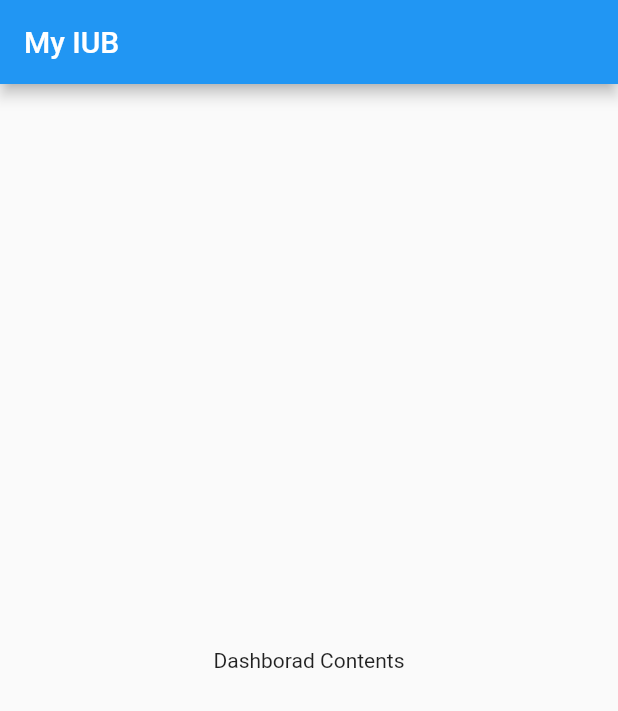
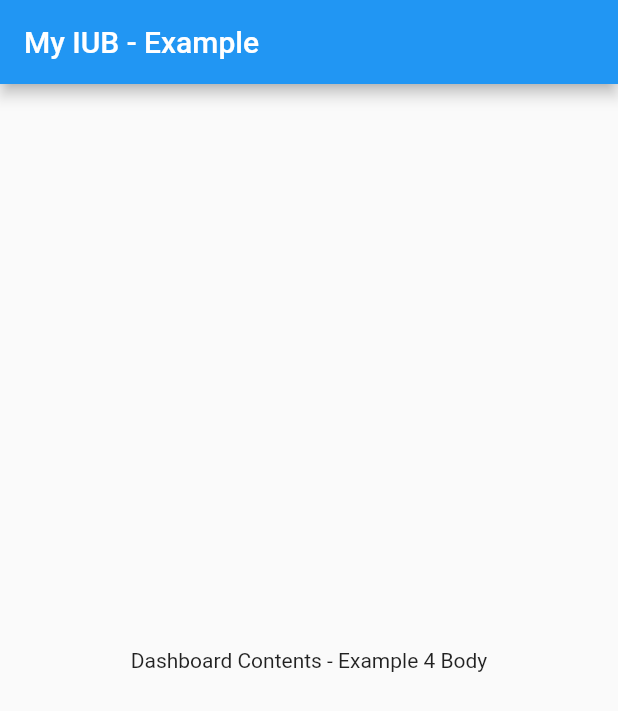
Before and after one commit to mhmmd-nauman/flutter-sheims, a Flutter app: the screen it shows after launch, on a phone screen of 412 x 824 dp. Shown: the top 711 px of the screen. Run offline on Flutter 3.47's test engine with Material 2 defaults, Android fonts, the phone set to English and light mode, and no system bars.

Commit message:
flutter examples

```diff
--- /dev/null
+++ b/flutter_application_1/lib/example3.dart
@@ -0,0 +1,24 @@
+import 'package:flutter/material.dart';
+
+class MyAppExp3 extends StatelessWidget {
+  const MyAppExp3({super.key});
+
+  // This widget is the root of your application.
+  @override
+  Widget build(BuildContext context) {
+    return MaterialApp(
+      title: 'IUB Portal',
+      home: Scaffold(
+        appBar: AppBar(title: const Text('My IUB - Example'), actions: []),
+        body: myDashBoard(),
+      ),
+    );
+  }
+
+  Widget myDashBoard() {
+    return const Center(
+        child: Text(
+      "Dashboard Contents - Example 3",
+    ));
+  }
+}
--- /dev/null
+++ b/flutter_application_1/lib/example4.body.dart
@@ -0,0 +1,13 @@
+import 'package:flutter/material.dart';
+
+class MyAppExp4Body extends StatelessWidget {
+  const MyAppExp4Body({super.key});
+
+  @override
+  Widget build(BuildContext context) {
+    return const Center(
+        child: Text(
+      "Dashboard Contents - Example 4 Body",
+    ));
+  }
+}
--- /dev/null
+++ b/flutter_application_1/lib/example4.dart
@@ -0,0 +1,18 @@
+import 'package:flutter/material.dart';
+import 'example4.body.dart';
+
+class MyAppExp4 extends StatelessWidget {
+  const MyAppExp4({super.key});
+
+  // This widget is the root of your application.
+  @override
+  Widget build(BuildContext context) {
+    return MaterialApp(
+      title: 'IUB Portal',
+      home: Scaffold(
+        appBar: AppBar(title: const Text('My IUB - Example'), actions: []),
+        body: MyAppExp4Body(),
+      ),
+    );
+  }
+}
--- a/flutter_application_1/lib/main.dart
+++ b/flutter_application_1/lib/main.dart
@@ -1,11 +1,16 @@
 import 'package:flutter/material.dart';
+import 'example3.dart';
+import 'example4.dart';
 
 void main() {
-  runApp(const MyApp());
+  //runApp(const MyApp1());
+  //runApp(const MyAppExp2());
+  //runApp(const MyAppExp3());
+  runApp(const MyAppExp4());
 }
 
-class MyApp extends StatelessWidget {
-  const MyApp({super.key});
+class MyApp1 extends StatelessWidget {
+  const MyApp1({super.key});
 
   // This widget is the root of your application.
   @override
@@ -13,9 +18,9 @@ class MyApp extends StatelessWidget {
     return MaterialApp(
       title: 'IUB Portal',
       home: Scaffold(
-          appBar: AppBar(title: const Text('My IUB'), actions: []),
+          appBar: AppBar(title: const Text('My IUB - Example'), actions: []),
           body: const Center(
-            child: Text("Dashborad Contents"),
+            child: Text("Dashborad Contents - Example 1"),
           )),
     );
   }
@@ -24,5 +29,27 @@ class MyApp extends StatelessWidget {
 /////////////////////////////////////////////////////////////////////////////
 ///
 ///
+class MyAppExp2 extends StatelessWidget {
+  const MyAppExp2({super.key});
+
+  // This widget is the root of your application.
+  @override
+  Widget build(BuildContext context) {
+    return MaterialApp(
+      title: 'IUB Portal',
+      home: Scaffold(
+        appBar: AppBar(title: const Text('My IUB - Example'), actions: []),
+        body: myDashBoard(),
+      ),
+    );
+  }
+
+  Widget myDashBoard() {
+    return const Center(
+        child: Text(
+      "Dashboard Contents - Example 2",
+    ));
+  }
+}
 
 ///
```
